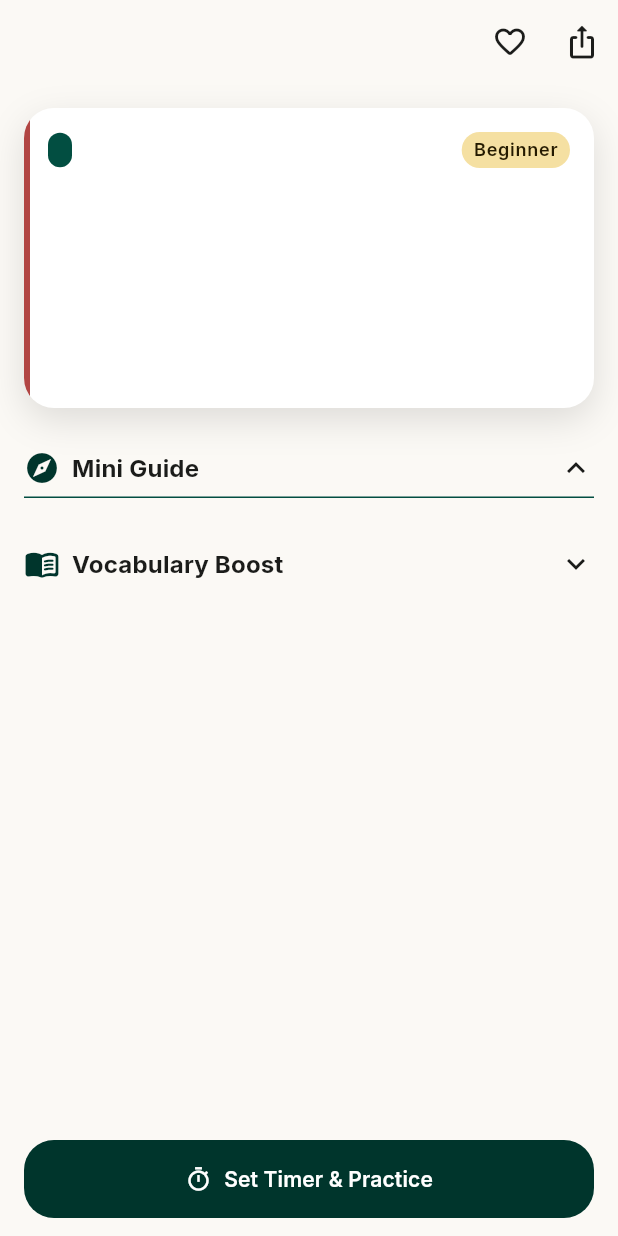
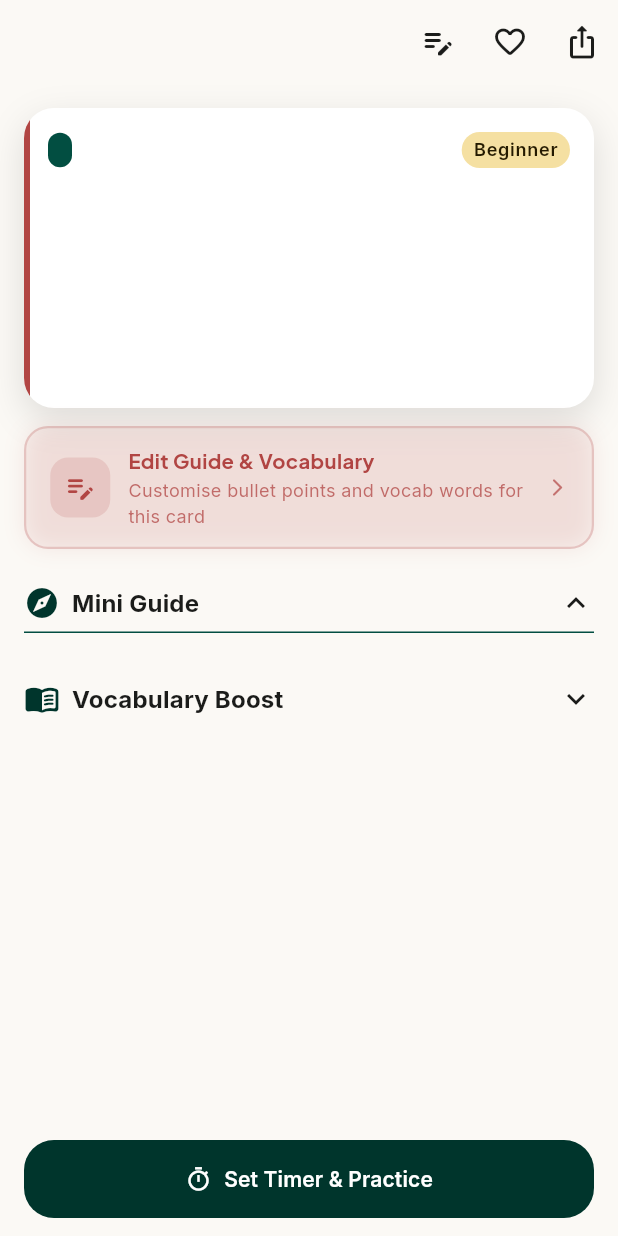
Before and after one commit to uveshm003/speakup, a Flutter app: the CardDetailScreen screen opened directly with empty values, on a phone screen of 412 x 824 dp. Run offline on Flutter 3.47's test engine with Material 3 defaults, Android fonts, the light colour scheme and no system bars; our stand-ins replace bloc, equatable, flutter_bloc, fpdart, go_router, google_fonts and 6 more; missing offline and left inert: record; accounts and stored records are empty; generated files the repository leaves out were written again; project files that could hold a hidden picture were left out.

Commit message:
changes in draw card

```diff
--- a/lib/features/card_draw/presentation/screens/card_detail_screen.dart
+++ b/lib/features/card_draw/presentation/screens/card_detail_screen.dart
@@ -17,6 +17,7 @@ import 'package:speakup/features/card_draw/presentation/bloc/card_draw_bloc.dart
 import 'package:speakup/features/card_draw/presentation/bloc/card_draw_event.dart';
 import 'package:speakup/features/card_draw/presentation/bloc/card_draw_state.dart';
 import 'package:speakup/features/card_draw/presentation/utils/category_accent.dart';
+import 'package:speakup/features/card_draw/presentation/widgets/edit_guide_vocab_sheet.dart';
 
 /// Full topic card: guide + vocabulary. Optional [drawBloc] when opened from draw flow.
 class CardDetailScreen extends StatefulWidget {
@@ -59,6 +60,21 @@ class _CardDetailScreenState extends State<CardDetailScreen> {
         setState(() => _card = c);
       }
     });
+  }
+
+  Future<void> _openEditSheet() async {
+    final CardRepository repo = context.read<CardRepository>();
+    final TopicCard? updated = await showModalBottomSheet<TopicCard>(
+      context: context,
+      isScrollControlled: true,
+      useSafeArea: true,
+      showDragHandle: true,
+      shape: const RoundedRectangleBorder(borderRadius: BorderRadius.vertical(top: Radius.circular(AppRadius.xl))),
+      builder: (_) => EditGuideVocabSheet(card: _card, repo: repo),
+    );
+    if (updated != null && mounted) {
+      setState(() => _card = updated);
+    }
   }
 
   String _difficultyLabel(Difficulty d) {
@@ -128,10 +144,15 @@ class _CardDetailScreenState extends State<CardDetailScreen> {
       ),
     );
 
+    // Prominent edit banner — shown inline so it's never hidden in overflow menus
+    final Widget editBanner = _EditContentBanner(accent: accent, onTap: _openEditSheet);
+
     return Scaffold(
       appBar: AppBar(
         title: Text(_card.category, maxLines: 1, overflow: TextOverflow.ellipsis),
         actions: <Widget>[
+          // Edit guide/vocab button
+          IconButton(tooltip: 'Edit Guide & Vocabulary', onPressed: _openEditSheet, icon: const Icon(Icons.edit_note_rounded)),
           TweenAnimationBuilder<double>(
             tween: Tween<double>(begin: 1.0, end: _favAnimating ? 1.4 : 1.0),
             duration: const Duration(milliseconds: 400),
@@ -173,6 +194,8 @@ class _CardDetailScreenState extends State<CardDetailScreen> {
                         crossAxisAlignment: CrossAxisAlignment.stretch,
                         children: <Widget>[
                           heroCard,
+                          const SizedBox(height: AppSpacing.md),
+                          editBanner,
                           const SizedBox(height: AppSpacing.lg),
                           Text(
                             _card.category,
@@ -209,7 +232,9 @@ class _CardDetailScreenState extends State<CardDetailScreen> {
                       crossAxisAlignment: CrossAxisAlignment.stretch,
                       children: <Widget>[
                         heroCard,
-                        const SizedBox(height: AppSpacing.xl),
+                        const SizedBox(height: AppSpacing.md),
+                        editBanner,
+                        const SizedBox(height: AppSpacing.lg),
                         guideSection,
                         const SizedBox(height: AppSpacing.lg),
                         vocabSection,
@@ -448,3 +473,104 @@ class _CollapsibleVocabSection extends StatelessWidget {
     );
   }
 }
+
+// ─────────────────────────────────────────────────────────────────────────────
+// Prominent inline edit banner
+// ─────────────────────────────────────────────────────────────────────────────
+
+/// A glanceable action banner rendered directly in the card body so users
+/// immediately see they can customise guide bullets and vocabulary.
+class _EditContentBanner extends StatefulWidget {
+  const _EditContentBanner({required this.accent, required this.onTap});
+
+  final Color accent;
+  final VoidCallback onTap;
+
+  @override
+  State<_EditContentBanner> createState() => _EditContentBannerState();
+}
+
+class _EditContentBannerState extends State<_EditContentBanner> with SingleTickerProviderStateMixin {
+  late final AnimationController _pulse;
+  late final Animation<double> _glow;
+
+  @override
+  void initState() {
+    super.initState();
+    _pulse = AnimationController(vsync: this, duration: const Duration(milliseconds: 1800))..repeat(reverse: true);
+    _glow = Tween<double>(begin: 0.08, end: 0.22).animate(CurvedAnimation(parent: _pulse, curve: Curves.easeInOut));
+  }
+
+  @override
+  void dispose() {
+    _pulse.dispose();
+    super.dispose();
+  }
+
+  @override
+  Widget build(BuildContext context) {
+    final ThemeData theme = Theme.of(context);
+    final bool isDark = theme.brightness == Brightness.dark;
+
+    return AnimatedBuilder(
+      animation: _glow,
+      builder: (BuildContext context, Widget? child) {
+        return Material(
+          color: Colors.transparent,
+          borderRadius: BorderRadius.circular(AppRadius.lg),
+          child: InkWell(
+            onTap: widget.onTap,
+            borderRadius: BorderRadius.circular(AppRadius.lg),
+            child: Container(
+              padding: const EdgeInsets.symmetric(horizontal: AppSpacing.lg, vertical: AppSpacing.md),
+              decoration: BoxDecoration(
+                color: isDark ? widget.accent.withValues(alpha: 0.08) : widget.accent.withValues(alpha: 0.05),
+                borderRadius: BorderRadius.circular(AppRadius.lg),
+                border: Border.all(color: widget.accent.withValues(alpha: _glow.value), width: 1.5),
+                boxShadow: <BoxShadow>[BoxShadow(color: widget.accent.withValues(alpha: _glow.value * 0.5), blurRadius: 12, spreadRadius: 0)],
+              ),
+              child: child,
+            ),
+          ),
+        );
+      },
+      child: Row(
+        children: <Widget>[
+          // Icon badge
+          Container(
+            width: 40,
+            height: 40,
+            decoration: BoxDecoration(color: widget.accent.withValues(alpha: 0.15), borderRadius: BorderRadius.circular(AppRadius.md)),
+            child: Icon(Icons.edit_note_rounded, color: widget.accent, size: 22),
+          ),
+          const SizedBox(width: AppSpacing.md),
+          // Text
+          Expanded(
+            child: Column(
+              crossAxisAlignment: CrossAxisAlignment.start,
+              children: <Widget>[
+                Text(
+                  'Edit Guide & Vocabulary',
+                  style: TextStyle(fontFamily: 'Plus Jakarta Sans', fontWeight: FontWeight.w700, fontSize: 13.5, color: widget.accent),
+                ),
+                const SizedBox(height: 2),
+                Text(
+                  'Customise bullet points and vocab words for this card',
+                  style: TextStyle(
+                    fontFamily: 'Inter',
+                    fontSize: 12,
+                    fontWeight: FontWeight.w400,
+                    color: widget.accent.withValues(alpha: 0.75),
+                    height: 1.4,
+                  ),
+                ),
+              ],
+            ),
+          ),
+          const SizedBox(width: AppSpacing.sm),
+          Icon(Icons.arrow_forward_ios_rounded, size: 14, color: widget.accent.withValues(alpha: 0.7)),
+        ],
+      ),
+    );
+  }
+}
```
Also changed, not shown: lib/features/card_draw/presentation/widgets/edit_guide_vocab_sheet.dart (added, +468 -0 lines), lib/features/card_draw/presentation/widgets/flip_draw_card.dart (+9 -2 lines).
